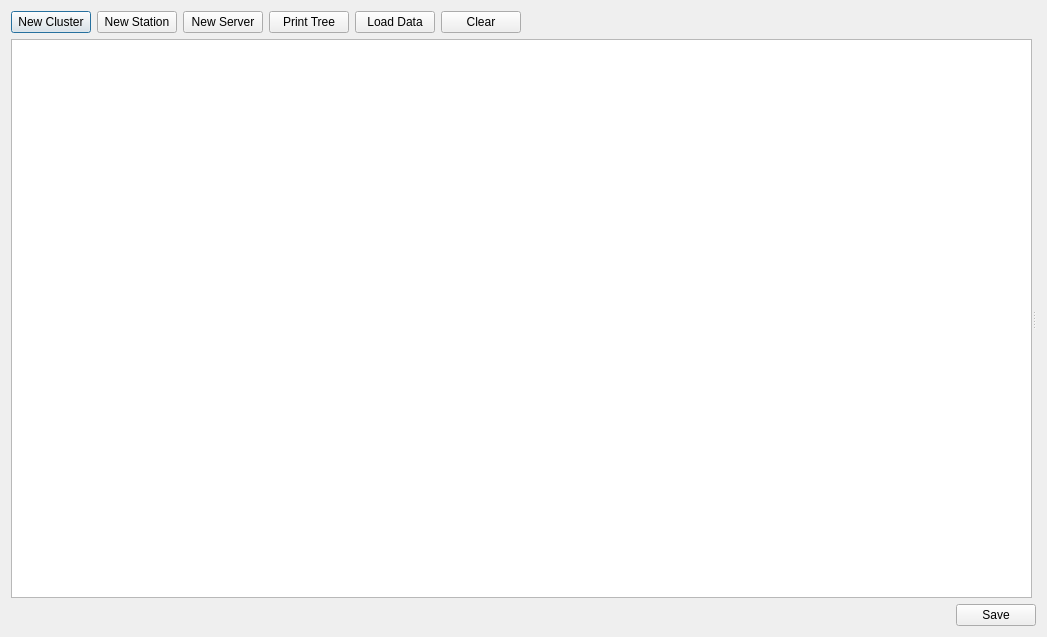
Before: the Qt Designer form ravecluster/rave/clusterman/clustermanagerdlg.ui in pgathogo/raven, drawn with Qt 5.
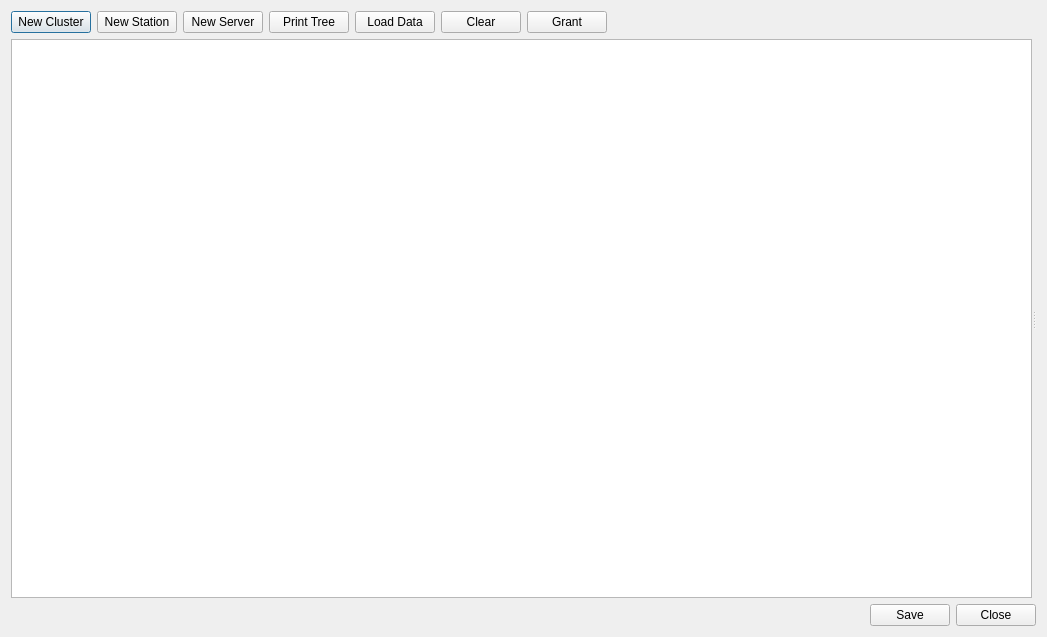
After: the same form once the commit is applied.

What changed in the file:
```diff
--- a/ravecluster/rave/clusterman/clustermanagerdlg.ui
+++ b/ravecluster/rave/clusterman/clustermanagerdlg.ui
@@ -64,6 +64,13 @@
        </property>
       </widget>
      </item>
+     <item>
+      <widget class="QPushButton" name="btnGrant">
+       <property name="text">
+        <string>Grant</string>
+       </property>
+      </widget>
+     </item>
      <item>
       <spacer name="horizontalSpacer_2">
        <property name="orientation">
@@ -134,6 +141,13 @@
        </property>
       </widget>
      </item>
+     <item>
+      <widget class="QPushButton" name="btnClose">
+       <property name="text">
+        <string>Close</string>
+       </property>
+      </widget>
+     </item>
     </layout>
    </item>
   </layout>
```
